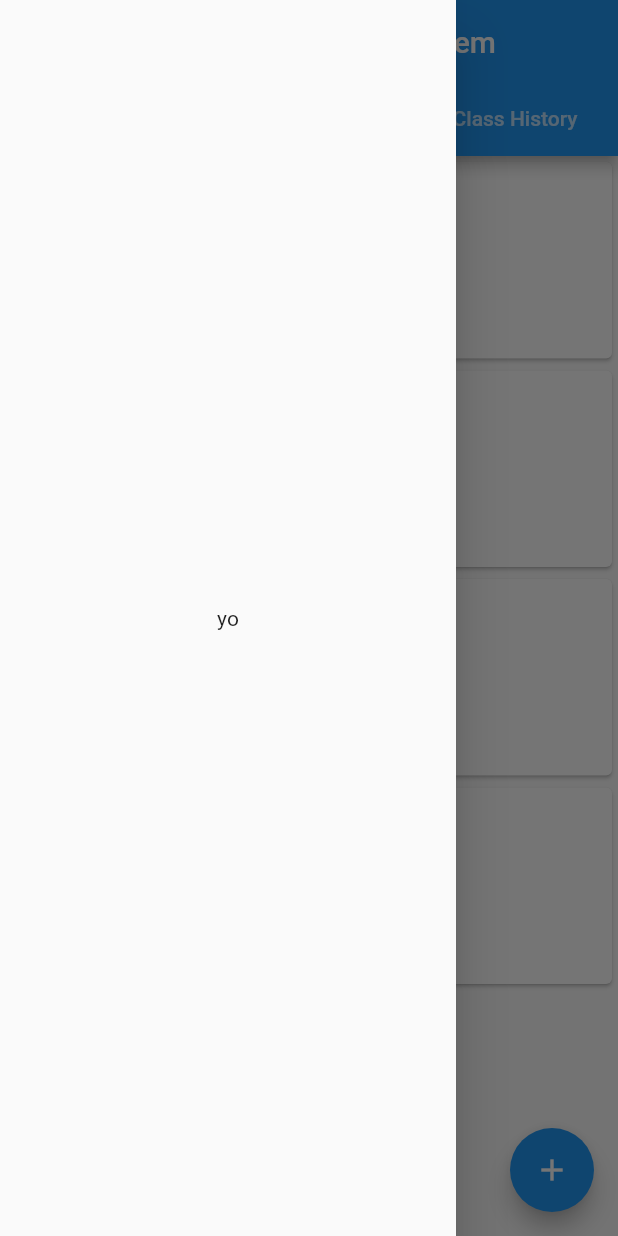
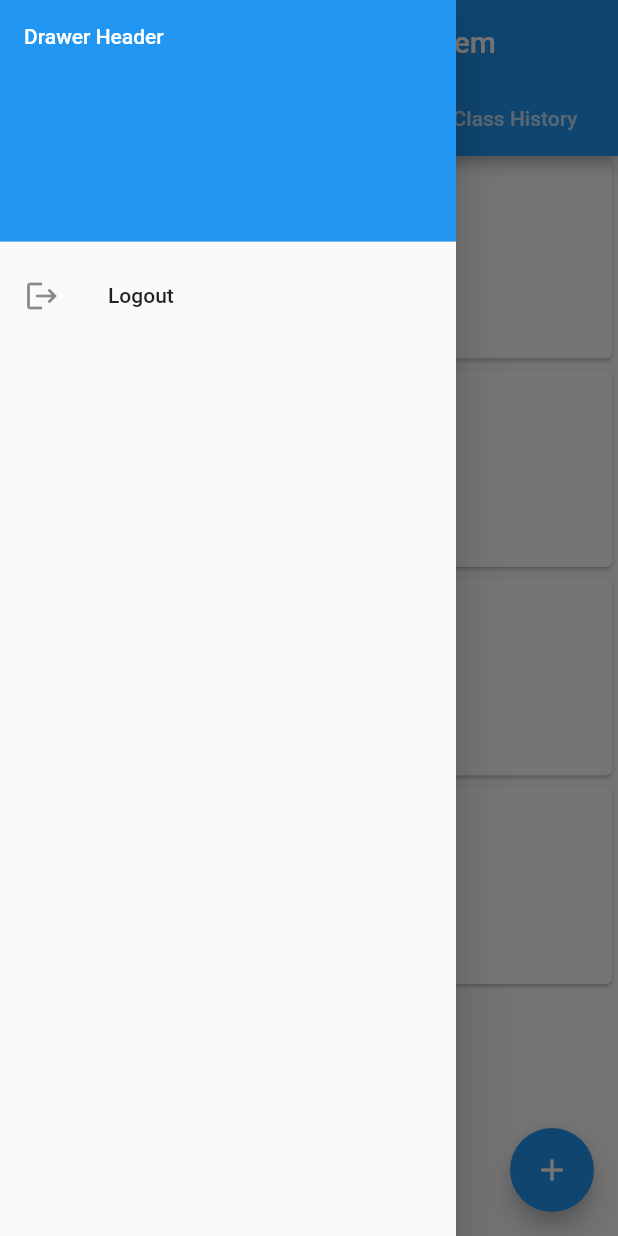
Before and after one commit to Elysu/Student-Attendance-System-With-WiFi-Detection, a Flutter app: the Home screen opened directly, with the side drawer open, on a phone screen of 412 x 824 dp. Run offline on Flutter 3.47's test engine with Material 2 defaults, Android fonts, the phone set to English and light mode, and no system bars; our stand-ins replace firebase_auth, firebase_core; accounts and stored records are empty; network calls fail.

```diff
--- a/lib/main.dart
+++ b/lib/main.dart
@@ -20,6 +20,7 @@ class Main extends StatelessWidget {
     return StreamProvider<UserModel?>.value(
       value: AuthService().user,
       initialData: null,
+      catchError: (User, UserModel) => null,
       child: MaterialApp(
         home: Wrapper(),
       ),
--- a/lib/screens/home/home.dart
+++ b/lib/screens/home/home.dart
@@ -2,6 +2,7 @@ import 'package:flutter/material.dart';
 import 'package:student_attendance_fyp/class_tabs/class_history_view.dart';
 import 'package:student_attendance_fyp/class_tabs/ongoing_class_view.dart';
 import 'package:student_attendance_fyp/class_tabs/upcoming_class_view.dart';
+import 'package:student_attendance_fyp/widgets/drawer/navigation_drawer_widget.dart';
 
 //this is just TabBar so stateless is fine
 class Home extends StatelessWidget {
@@ -34,11 +35,7 @@ class Home extends StatelessWidget {
             ClassHistoryView()
           ],
         ),
-        drawer: Drawer(
-          child: Center(
-            child: Text("yo"),
-          ),
-        ),
+        drawer: NavigationDrawerWidget()
       ),
     );
   }
--- a/lib/screens/wrapper.dart
+++ b/lib/screens/wrapper.dart
@@ -1,6 +1,7 @@
 import 'package:flutter/material.dart';
 import 'package:provider/provider.dart';
 import 'package:student_attendance_fyp/models/user_model.dart';
+import 'package:student_attendance_fyp/screens/home/home.dart';
 import 'authenticate/authenticate.dart';
 
 class Wrapper extends StatelessWidget {
@@ -9,8 +10,8 @@ class Wrapper extends StatelessWidget {
   @override
   Widget build(BuildContext context) {
     final user = Provider.of<UserModel?>(context);
-    print(user);
+
     //return either Home or Authenticate widget based on user's sign in status
-    return Authenticate();
+    return user == null ? Authenticate() : Home();
   }
 }
--- /dev/null
+++ b/lib/widgets/drawer/navigation_drawer_widget.dart
@@ -0,0 +1,37 @@
+import 'package:flutter/material.dart';
+import 'package:student_attendance_fyp/services/auth.dart';
+
+class NavigationDrawerWidget extends StatelessWidget {
+  NavigationDrawerWidget({ Key? key }) : super(key: key);
+
+  final AuthService _auth = AuthService();
+
+  @override
+  Widget build(BuildContext context) {
+    return Drawer(
+      child: Container(
+        child: ListView(
+          children: <Widget>[
+            DrawerHeader(
+              decoration: BoxDecoration(
+                color: Colors.blue[500]
+              ),
+              child: Text("Drawer Header", style: TextStyle(color: Colors.white)),
+            ),
+            buildMenuItem(text: "Logout", icon: Icons.logout),
+          ],
+        ),
+      ),
+    );
+  }
+
+  Widget buildMenuItem({ required String text, required IconData icon }) {
+    return ListTile(
+      leading: Icon(icon),
+      title: Text(text),
+      onTap: () async {
+        await _auth.userSignOut();
+      },
+    );
+  }
+}
```
Also changed, not shown: lib/services/auth.dart (+8 -0 lines).
